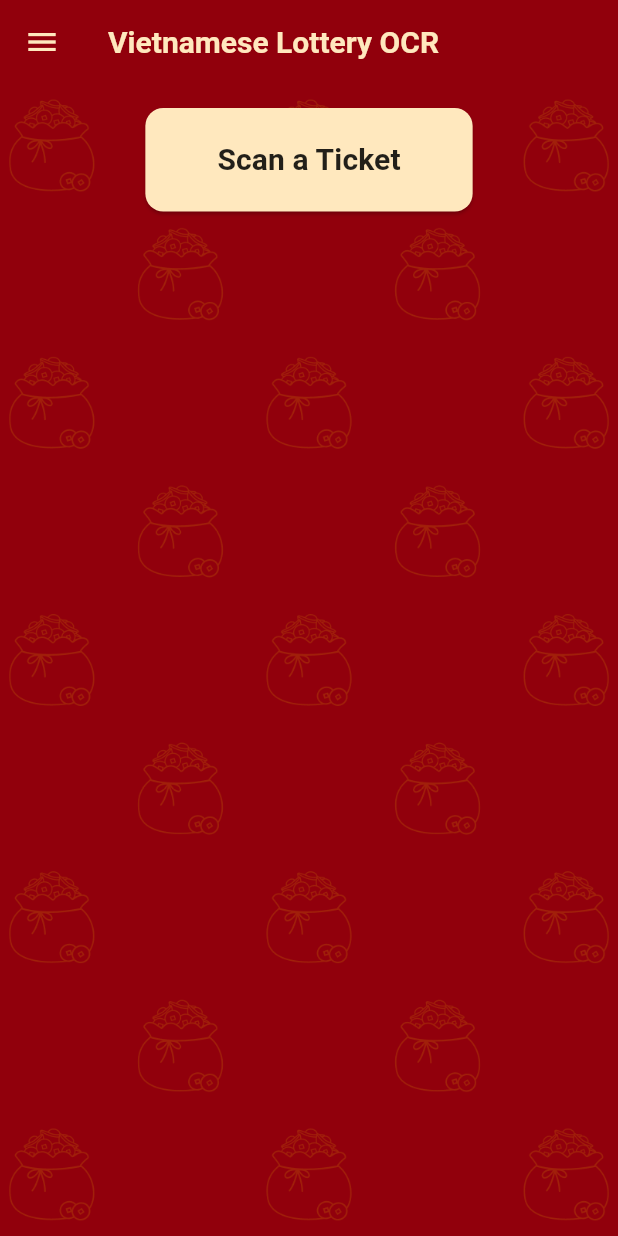
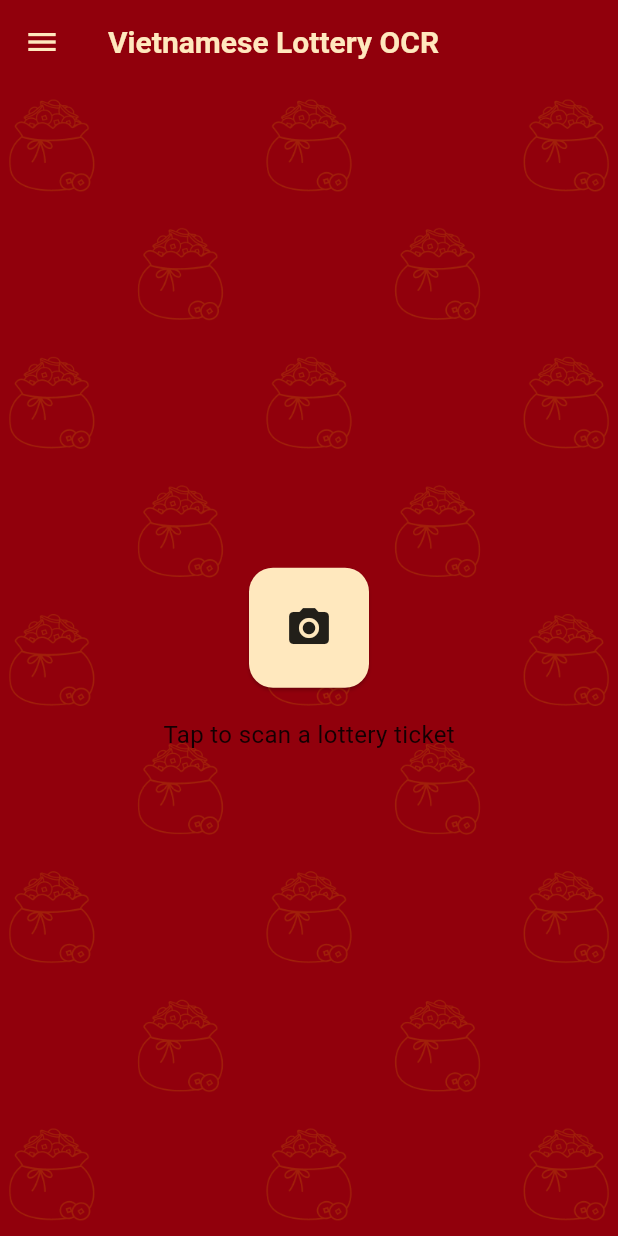
Before and after one commit to c0ryd/Xo-So, a Flutter app: the screen it shows once a user with an empty profile is signed in, on a phone screen of 412 x 824 dp. Run offline on Flutter 3.47's test engine with Material 3 defaults, Android fonts, the phone set to English and light mode, and no system bars; our stand-ins replace camera, firebase_auth, firebase_core, flutter_local_notifications, google_mobile_ads, permission_handler and 4 more; missing offline and left inert: amazon_cognito_identity_dart_2, google_mlkit_text_recognition; accounts and stored records are empty; generated files the repository leaves out were written again.

Commit message:
Step 1: Extract HomeScreen with proper navigation
✅ Created dedicated HomeScreen with camera button
✅ Added proper routes to MaterialApp
✅ Updated camera button to use icon as requested
✅ Working navigation from drawer to Results/My Tickets
✅ Placeholder CameraScreen ready for Step 2

Key changes:
- HomeScreen replaces conditional UI in main.dart
- Square camera button with rounded corners and icon
- Clean drawer navigation using named routes
- Vietnamese tiled background maintained

```diff
--- a/lib/main.dart
+++ b/lib/main.dart
@@ -29,6 +29,7 @@
 import 'screens/daily_summary_screen.dart';
 import 'screens/user_tickets_summary_screen.dart';
 import 'screens/todays_drawings_screen.dart';
+import 'screens/home_screen.dart';
 import 'widgets/vietnamese_tiled_background.dart';
 import 'package:flutter_gen/gen_l10n/app_localizations.dart';
 
@@ -188,6 +189,10 @@
             Locale('vi'), // Vietnamese
           ],
           home: AuthWrapper(),
+          routes: {
+            '/results': (context) => const TodaysDrawingsScreen(),
+            '/my-tickets': (context) => const UserTicketsSummaryScreen(),
+          },
         );
       },
     );
@@ -213,7 +218,7 @@
 
         if (snapshot.hasData && snapshot.data?.session != null) {
           // User is signed in, show main app
-          return LotteryOCRScreen();
+          return HomeScreen();
         } else {
           // User is not signed in, show login screen
           return SupabaseLoginScreen();
--- /dev/null
+++ b/lib/screens/home_screen.dart
@@ -0,0 +1,131 @@
+import 'package:flutter/material.dart';
+import 'package:flutter_gen/gen_l10n/app_localizations.dart';
+import '../widgets/vietnamese_tiled_background.dart';
+import 'camera_screen.dart';
+
+class HomeScreen extends StatelessWidget {
+  const HomeScreen({Key? key}) : super(key: key);
+
+  @override
+  Widget build(BuildContext context) {
+    return Scaffold(
+      appBar: AppBar(
+        title: Text(AppLocalizations.of(context)!.appTitle),
+      ),
+      drawer: _buildDrawer(context),
+      body: VietnameseTiledBackground(
+        child: Center(
+          child: Column(
+            mainAxisAlignment: MainAxisAlignment.center,
+            children: [
+              // Scan button - updated with camera icon as requested
+              ElevatedButton(
+                onPressed: () {
+                  Navigator.push(
+                    context,
+                    MaterialPageRoute(builder: (context) => const CameraScreen()),
+                  );
+                },
+                style: ElevatedButton.styleFrom(
+                  backgroundColor: Color(0xFFFFE8BE),
+                  foregroundColor: Colors.black87,
+                  padding: EdgeInsets.all(24), // Square padding
+                  shape: RoundedRectangleBorder(
+                    borderRadius: BorderRadius.circular(16), // Rounded corners
+                  ),
+                  minimumSize: Size(80, 80), // Make it more square
+                ),
+                child: Icon(
+                  Icons.camera_alt,
+                  size: 32,
+                  color: Colors.black87,
+                ),
+              ),
+              SizedBox(height: 20),
+              Text(
+                'Tap to scan a lottery ticket',
+                style: TextStyle(
+                  fontSize: 16,
+                  color: Colors.black87,
+                ),
+              ),
+            ],
+          ),
+        ),
+      ),
+    );
+  }
+
+  Widget _buildDrawer(BuildContext context) {
+    return Drawer(
+      backgroundColor: Color(0xFFFFE8BE), // Cream background
+      child: ListView(
+        padding: EdgeInsets.zero,
+        children: [
+          DrawerHeader(
+            decoration: BoxDecoration(
+              color: Color(0xFF91000C),
+            ),
+            child: Column(
+              crossAxisAlignment: CrossAxisAlignment.start,
+              mainAxisAlignment: MainAxisAlignment.end,
+              children: [
+                Text(
+                  AppLocalizations.of(context)!.appTitle,
+                  style: TextStyle(
+                    color: Color(0xFFFFE8BE),
+                    fontSize: 24,
+                    fontWeight: FontWeight.bold,
+                  ),
+                ),
+                SizedBox(height: 8),
+                Text(
+                  'Vietnam Lottery Scanner',
+                  style: TextStyle(
+                    color: Color(0xFFFFE8BE).withOpacity(0.8),
+                    fontSize: 14,
+                  ),
+                ),
+              ],
+            ),
+          ),
+          ListTile(
+            leading: Icon(Icons.assessment, color: Colors.black87),
+            title: Text(
+              AppLocalizations.of(context)!.todaysDrawings,
+              style: TextStyle(color: Colors.black87),
+            ),
+            onTap: () {
+              Navigator.pop(context);
+              Navigator.pushNamed(context, '/results');
+            },
+          ),
+          ListTile(
+            leading: Icon(Icons.confirmation_number, color: Colors.black87),
+            title: Text(
+              'My Tickets', // TODO: Add to localization
+              style: TextStyle(color: Colors.black87),
+            ),
+            onTap: () {
+              Navigator.pop(context);
+              Navigator.pushNamed(context, '/my-tickets');
+            },
+          ),
+          // Language toggle - simplified for now
+          ListTile(
+            leading: Icon(Icons.language, color: Colors.black87),
+            title: Text(
+              'Language / Ngôn ngữ',
+              style: TextStyle(color: Colors.black87),
+            ),
+            trailing: Text('🇺🇸 🇻🇳'),
+            onTap: () {
+              // TODO: Implement language toggle
+              Navigator.pop(context);
+            },
+          ),
+        ],
+      ),
+    );
+  }
+}
```
Also changed, not shown: lib/screens/camera_screen.dart (added, +41 -0 lines).
